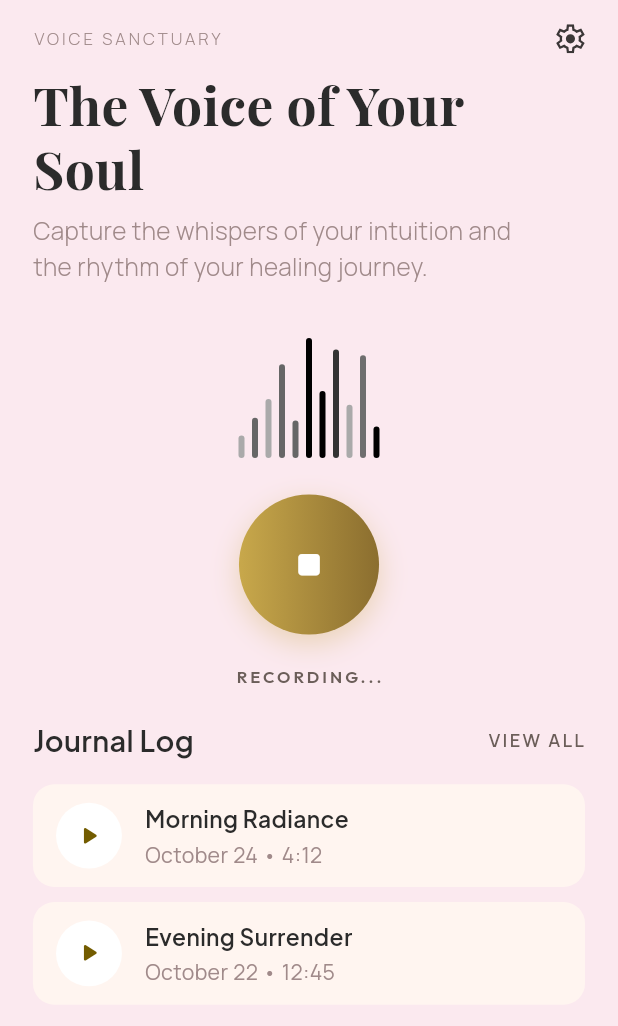
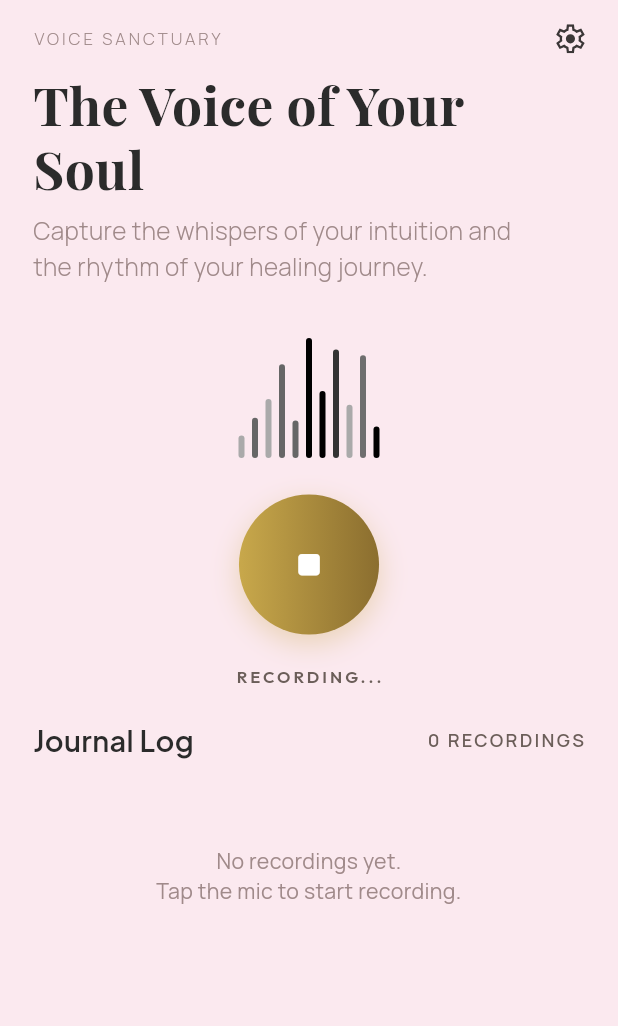
Before and after one commit to swanlifebiz-admin/swanlifeapp, a Flutter app: the AudioView screen opened directly, after a tap on the "mic" icon, on a phone screen of 412 x 824 dp. Shown: the top 1026 px of the screen. Run offline on Flutter 3.47's test engine with Material 3 defaults, Android fonts, the phone set to English and light mode, and no system bars; our stand-ins replace audioplayers, cloud_firestore, firebase_auth, firebase_core, firebase_storage, flutter_screenutil and 6 more; missing offline and left inert: record; accounts and stored records are empty.

Commit message:
Audio and profile sections completed

```diff
--- a/lib/app/controllers/audio_controller.dart
+++ b/lib/app/controllers/audio_controller.dart
@@ -1,21 +1,232 @@
 import 'dart:async';
+import 'dart:io';
 
+import 'package:audioplayers/audioplayers.dart';
+import 'package:cloud_firestore/cloud_firestore.dart';
+import 'package:firebase_auth/firebase_auth.dart';
+import 'package:firebase_storage/firebase_storage.dart';
+import 'package:flutter/material.dart';
 import 'package:get/get.dart';
+import 'package:path_provider/path_provider.dart';
+import 'package:permission_handler/permission_handler.dart';
+import 'package:record/record.dart';
 
 class AudioController extends GetxController {
   final RxBool isRecording = false.obs;
   final RxDouble wavePhase = 0.0.obs;
+  final RxList<AudioRecording> recordings = <AudioRecording>[].obs;
+  final RxBool isLoading = false.obs;
+  final RxString currentlyPlayingId = ''.obs;
+  final RxBool isPlaying = false.obs;
 
   Timer? _waveTimer;
+  final AudioRecorder _audioRecorder = AudioRecorder();
+  final AudioPlayer _audioPlayer = AudioPlayer();
+  String? _currentRecordingPath;
+  final FirebaseFirestore _firestore = FirebaseFirestore.instance;
+  final FirebaseStorage _storage = FirebaseStorage.instance;
+  final FirebaseAuth _auth = FirebaseAuth.instance;
 
-  void toggleRecording() {
-    isRecording.value = !isRecording.value;
+  @override
+  void onInit() {
+    super.onInit();
+    _loadRecordings();
+    _audioPlayer.onPlayerComplete.listen((_) {
+      isPlaying.value = false;
+      currentlyPlayingId.value = '';
+    });
+  }
 
+  Future<void> toggleRecording() async {
     if (isRecording.value) {
+      await _stopRecording();
+    } else {
+      await _startRecording();
+    }
+  }
+
+  Future<void> _startRecording() async {
+    try {
+      final status = await Permission.microphone.request();
+      if (!status.isGranted) {
+        Get.snackbar('Permission Denied', 'Microphone permission is required');
+        return;
+      }
+
+      final directory = await getTemporaryDirectory();
+      _currentRecordingPath =
+          '${directory.path}/recording_${DateTime.now().millisecondsSinceEpoch}.m4a';
+
+      await _audioRecorder.start(
+        const RecordConfig(
+          encoder: AudioEncoder.aacLc,
+          bitRate: 128000,
+          sampleRate: 44100,
+        ),
+        path: _currentRecordingPath!,
+      );
+
+      isRecording.value = true;
       _startWave();
-    } else {
+    } catch (e) {
+      Get.snackbar('Error', 'Failed to start recording: $e');
+    }
+  }
+
+  Future<void> _stopRecording() async {
+    try {
+      final path = await _audioRecorder.stop();
       _stopWave();
+      isRecording.value = false;
       wavePhase.value = 0.0;
+
+      if (path != null) {
+        await _showTitleDialog(path);
+      }
+    } catch (e) {
+      Get.snackbar('Error', 'Failed to stop recording: $e');
+      isRecording.value = false;
+      _stopWave();
+    }
+  }
+
+  Future<void> _showTitleDialog(String path) async {
+    final TextEditingController titleController = TextEditingController();
+
+    await Get.dialog(
+      AlertDialog(
+        title: const Text('Name Your Recording'),
+        content: TextField(
+          controller: titleController,
+          decoration: const InputDecoration(
+            hintText: 'Enter recording name',
+            border: OutlineInputBorder(),
+          ),
+          autofocus: true,
+        ),
+        actions: [
+          TextButton(
+            onPressed: () => Get.back(),
+            child: const Text('Cancel'),
+          ),
+          TextButton(
+            onPressed: () {
+              if (titleController.text.trim().isNotEmpty) {
+                Get.back(result: titleController.text.trim());
+              } else {
+                Get.back(result: null);
+              }
+            },
+            child: const Text('Save'),
+          ),
+        ],
+      ),
+    );
+
+    final title = titleController.text.trim();
+    if (title.isNotEmpty) {
+      await _saveRecordingToFirebase(path, title);
+    }
+  }
+
+  Future<void> _saveRecordingToFirebase(String localPath, String title) async {
+    try {
+      isLoading.value = true;
+
+      final user = _auth.currentUser;
+      if (user == null) {
+        Get.snackbar('Error', 'User not authenticated');
+        return;
+      }
+
+      final file = File(localPath);
+      final fileName = 'audio_${DateTime.now().millisecondsSinceEpoch}.m4a';
+      final ref = _storage.ref().child('audio/${user.uid}/$fileName');
+
+      await ref.putFile(file);
+      final downloadUrl = await ref.getDownloadURL();
+
+      final recording = AudioRecording(
+        id: '',
+        title: title,
+        url: downloadUrl,
+        createdAt: DateTime.now(),
+        duration: await _getAudioDuration(file),
+      );
+
+      final docRef = await _firestore
+          .collection('users')
+          .doc(user.uid)
+          .collection('recordings')
+          .add(recording.toMap());
+
+      recording.id = docRef.id;
+      recordings.insert(0, recording);
+
+      Get.snackbar('Success', 'Recording saved successfully');
+    } catch (e) {
+      Get.snackbar('Error', 'Failed to save recording: $e');
+    } finally {
+      isLoading.value = false;
+    }
+  }
+
+  Future<Duration> _getAudioDuration(File file) async {
+    return const Duration(seconds: 0);
+  }
+
+  Future<void> _loadRecordings() async {
+    try {
+      final user = _auth.currentUser;
+      if (user == null) return;
+
+      final snapshot = await _firestore
+          .collection('users')
+          .doc(user.uid)
+          .collection('recordings')
+          .orderBy('createdAt', descending: true)
+          .get();
+
+      recordings.value = snapshot.docs.map((doc) {
+        final data = doc.data();
+        return AudioRecording(
+          id: doc.id,
+          title: data['title'] ?? 'Untitled',
+          url: data['url'] ?? '',
+          createdAt: (data['createdAt'] as Timestamp).toDate(),
+          duration: Duration(seconds: data['duration'] ?? 0),
+        );
+      }).toList();
+    } catch (e) {
+      print('Error loading recordings: $e');
+    }
+  }
+
+  Future<void> playAudio(String recordingId, String url) async {
+    try {
+      if (currentlyPlayingId.value == recordingId && isPlaying.value) {
+        await _audioPlayer.pause();
+        isPlaying.value = false;
+      } else if (currentlyPlayingId.value == recordingId && !isPlaying.value) {
+        await _audioPlayer.resume();
+        isPlaying.value = true;
+      } else {
+        await _audioPlayer.play(UrlSource(url));
+        currentlyPlayingId.value = recordingId;
+        isPlaying.value = true;
+      }
+    } catch (e) {
+      Get.snackbar('Error', 'Failed to play audio: $e');
+    }
+  }
+
+  Future<void> stopAudio() async {
+    try {
+      await _audioPlayer.stop();
+      isPlaying.value = false;
+      currentlyPlayingId.value = '';
+    } catch (e) {
+      print('Error stopping audio: $e');
     }
   }
 
@@ -34,6 +245,32 @@ class AudioController extends GetxController {
   @override
   void onClose() {
     _stopWave();
+    _audioRecorder.dispose();
     super.onClose();
   }
 }
+
+class AudioRecording {
+  String id;
+  final String title;
+  final String url;
+  final DateTime createdAt;
+  final Duration duration;
+
+  AudioRecording({
+    required this.id,
+    required this.title,
+    required this.url,
+    required this.createdAt,
+    required this.duration,
+  });
+
+  Map<String, dynamic> toMap() {
+    return {
+      'title': title,
+      'url': url,
+      'createdAt': Timestamp.fromDate(createdAt),
+      'duration': duration.inSeconds,
+    };
+  }
+}
--- a/lib/app/ui/views/audio/audio_view.dart
+++ b/lib/app/ui/views/audio/audio_view.dart
@@ -216,8 +216,9 @@ class AudioView extends GetView<AudioController> {
                           color: titleTextColor,
                         ),
                       ),
-                      Text(
-                        'VIEW ALL',
+                      Obx(
+                        () => Text(
+                          '${controller.recordings.length} RECORDINGS',
                           style: GoogleFonts.manrope(
                             fontSize: 12.sp,
                             letterSpacing: 1.5,
@@ -227,20 +228,48 @@ class AudioView extends GetView<AudioController> {
                                 : AppColors.textSecondary,
                           ),
                         ),
+                      ),
                     ],
                   ),
                 ),
                 SizedBox(height: 15.h),
-                _buildJournalCard(
+                Obx(
+                  () => controller.isLoading.value
+                      ? const Center(
+                          child: Padding(
+                            padding: EdgeInsets.all(20.0),
+                            child: CircularProgressIndicator(),
+                          ),
+                        )
+                      : controller.recordings.isEmpty
+                          ? Padding(
+                              padding: EdgeInsets.symmetric(vertical: 40.h),
+                              child: Center(
+                                child: Text(
+                                  'No recordings yet.\nTap the mic to start recording.',
+                                  textAlign: TextAlign.center,
+                                  style: GoogleFonts.manrope(
+                                    fontSize: 14.sp,
+                                    color: bodyTextColor,
+                                  ),
+                                ),
+                              ),
+                            )
+                          : Column(
+                              children: controller.recordings
+                                  .map((recording) => Padding(
+                                        padding:
+                                            EdgeInsets.only(bottom: 10.h),
+                                        child: _buildJournalCard(
                                           context: context,
-                  title: 'Morning Radiance',
-                  subtitle: 'October 24 • 4:12',
+                                          title: recording.title,
+                                          subtitle: _formatDate(recording.createdAt),
+                                          url: recording.url,
+                                          recordingId: recording.id,
                                         ),
-                SizedBox(height: 10.h),
-                _buildJournalCard(
-                  context: context,
-                  title: 'Evening Surrender',
-                  subtitle: 'October 22 • 12:45',
+                                      ))
+                                  .toList(),
+                            ),
                 ),
                 SizedBox(height: 32.h),
               ],
@@ -251,15 +280,41 @@ class AudioView extends GetView<AudioController> {
     );
   }
 
+  String _formatDate(DateTime date) {
+    final months = [
+      'January',
+      'February',
+      'March',
+      'April',
+      'May',
+      'June',
+      'July',
+      'August',
+      'September',
+      'October',
+      'November',
+      'December'
+    ];
+    return '${months[date.month - 1]} ${date.day} • ${date.hour}:${date.minute.toString().padLeft(2, '0')}';
+  }
+
   Widget _buildJournalCard({
     required BuildContext context,
     required String title,
     required String subtitle,
+    String? url,
+    String? recordingId,
   }) {
     final theme = Theme.of(context);
     final isDark = theme.brightness == Brightness.dark;
 
-    return Container(
+    return GestureDetector(
+      onTap: () {
+        if (url != null && recordingId != null) {
+          controller.playAudio(recordingId, url);
+        }
+      },
+      child: Container(
         padding: EdgeInsets.symmetric(horizontal: 14.w, vertical: 12.h),
         decoration: BoxDecoration(
           color: isDark ? const Color(0xFF1E1E1E) : AppColors.cardBg,
@@ -267,7 +322,8 @@ class AudioView extends GetView<AudioController> {
         ),
         child: Row(
           children: [
-          Container(
+            Obx(
+              () => Container(
                 width: 40.w,
                 height: 40.w,
                 decoration: BoxDecoration(
@@ -275,9 +331,13 @@ class AudioView extends GetView<AudioController> {
                   color: isDark ? const Color(0xFF2E2E2E) : AppColors.white,
                 ),
                 child: Icon(
-              Icons.play_arrow_rounded,
+                  controller.currentlyPlayingId.value == recordingId &&
+                          controller.isPlaying.value
+                      ? Icons.pause_rounded
+                      : Icons.play_arrow_rounded,
                   color: isDark ? AppColors.primary : const Color(0XFF735C00),
                   size: 20.sp,
+                ),
               ),
             ),
             SizedBox(width: 14.w),
@@ -306,6 +366,7 @@ class AudioView extends GetView<AudioController> {
             ),
           ],
         ),
+      ),
     );
   }
 }
--- a/pubspec.yaml
+++ b/pubspec.yaml
@@ -29,6 +29,7 @@ dependencies:
   record: ^6.2.1
   path_provider: ^2.1.5
   permission_handler: ^12.0.2
+  audioplayers: ^6.1.0
 
 dev_dependencies:
   flutter_test:
```
Also changed, not shown: lib/app/ui/views/settings/general/settings_view.dart (+12 -12 lines), pubspec.lock, 4 other files. Lines whose indentation alone changed are shown as unchanged.
